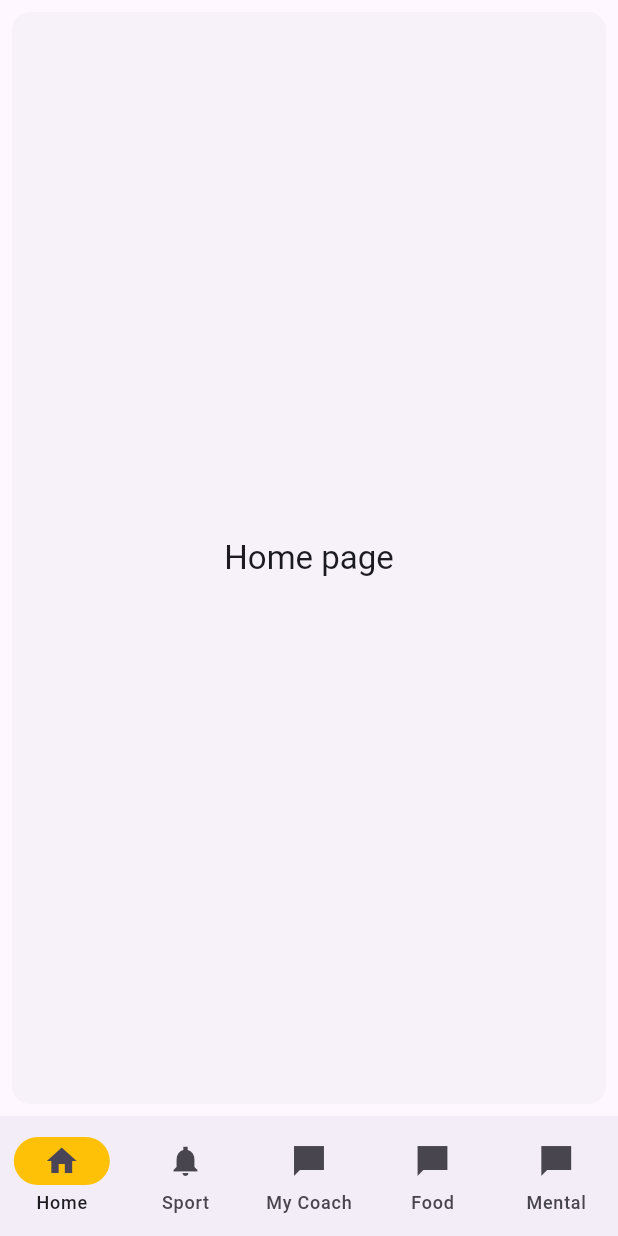
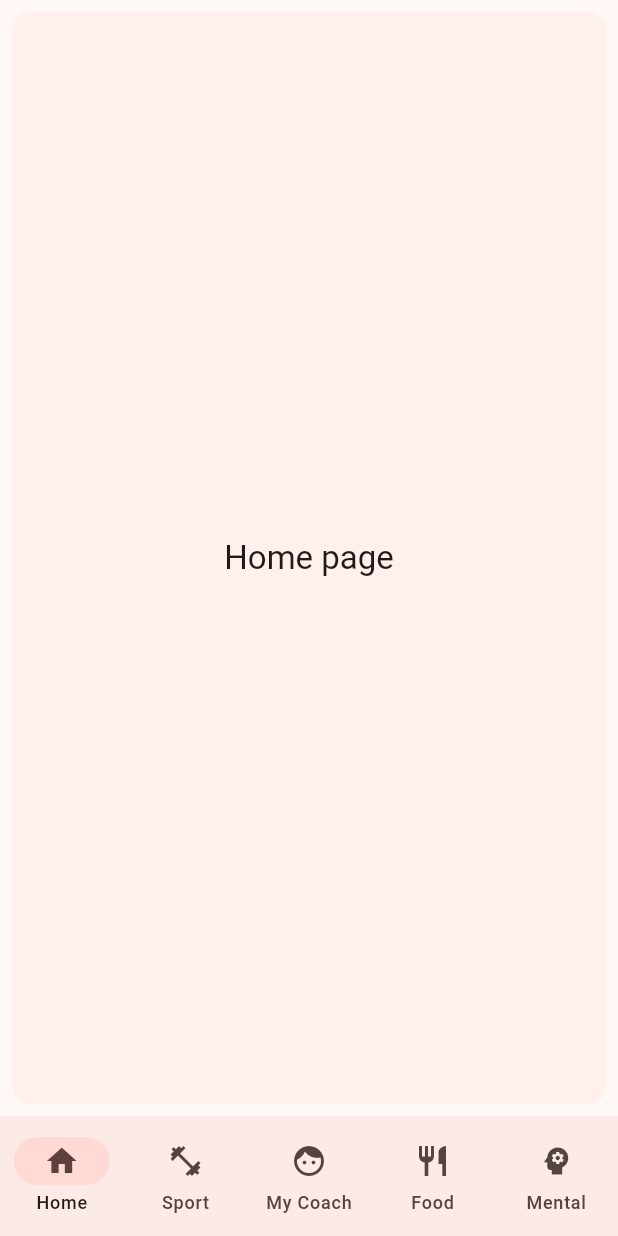
Before and after one commit to linuseing/limitless, a Flutter app: the screen it shows after launch, on a phone screen of 412 x 824 dp. Run offline on Flutter 3.47's test engine with Material 3 defaults, Android fonts, the phone set to English and light mode, and no system bars.

Commit message:
added color theme

```diff
--- a/lib/main.dart
+++ b/lib/main.dart
@@ -10,7 +10,19 @@ class MyApp extends StatelessWidget {
   @override
   Widget build(BuildContext context) {
     return MaterialApp(
-      theme: ThemeData(useMaterial3: true),
+      theme: ThemeData(
+        useMaterial3: true,
+
+        // Define the default brightness and colors.
+        colorScheme: ColorScheme.fromSeed(
+          seedColor: Colors.red,
+          // ···
+          brightness: Brightness.light,
+        ),
+
+        // Define the default `TextTheme`. Use this to specify the default
+        // text styling for headlines, titles, bodies of text, and more.
+      ),
       home: const NavigationExample(),
     );
   }
@@ -36,7 +48,6 @@ class _NavigationExampleState extends State<NavigationExample> {
             currentPageIndex = index;
           });
         },
-        indicatorColor: Colors.amber,
         selectedIndex: currentPageIndex,
         destinations: const <Widget>[
           NavigationDestination(
@@ -45,19 +56,19 @@ class _NavigationExampleState extends State<NavigationExample> {
             label: 'Home',
           ),
           NavigationDestination(
-            icon: Icon(Icons.notifications_sharp),
+            icon: Icon(Icons.fitness_center_outlined),
             label: 'Sport',
           ),
           NavigationDestination(
-            icon: Icon(Icons.messenger_sharp),
+            icon: Icon(Icons.face),
             label: 'My Coach',
           ),
           NavigationDestination(
-            icon: Icon(Icons.messenger_sharp),
+            icon: Icon(Icons.restaurant),
             label: 'Food',
           ),
           NavigationDestination(
-            icon: Icon(Icons.messenger_sharp),
+            icon: Icon(Icons.psychology),
             label: 'Mental',
           ),
         ],
```
